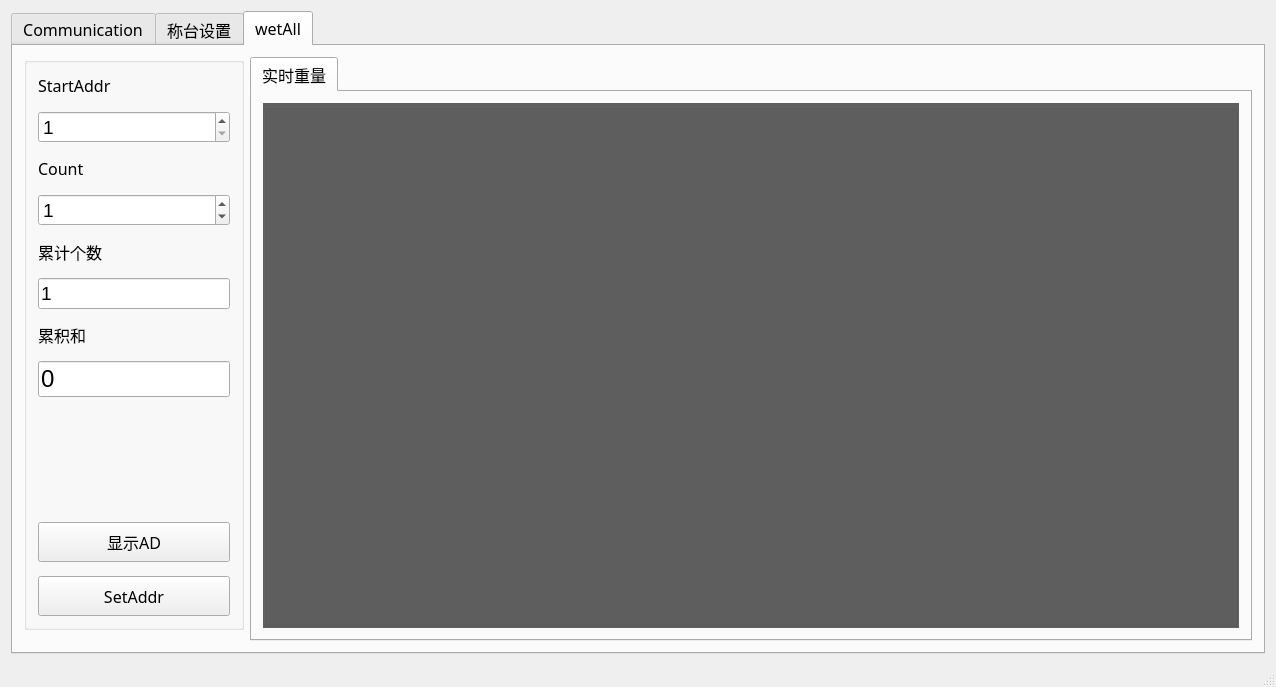
byteman/WFace, file mainwindow.ui: the form before one commit.
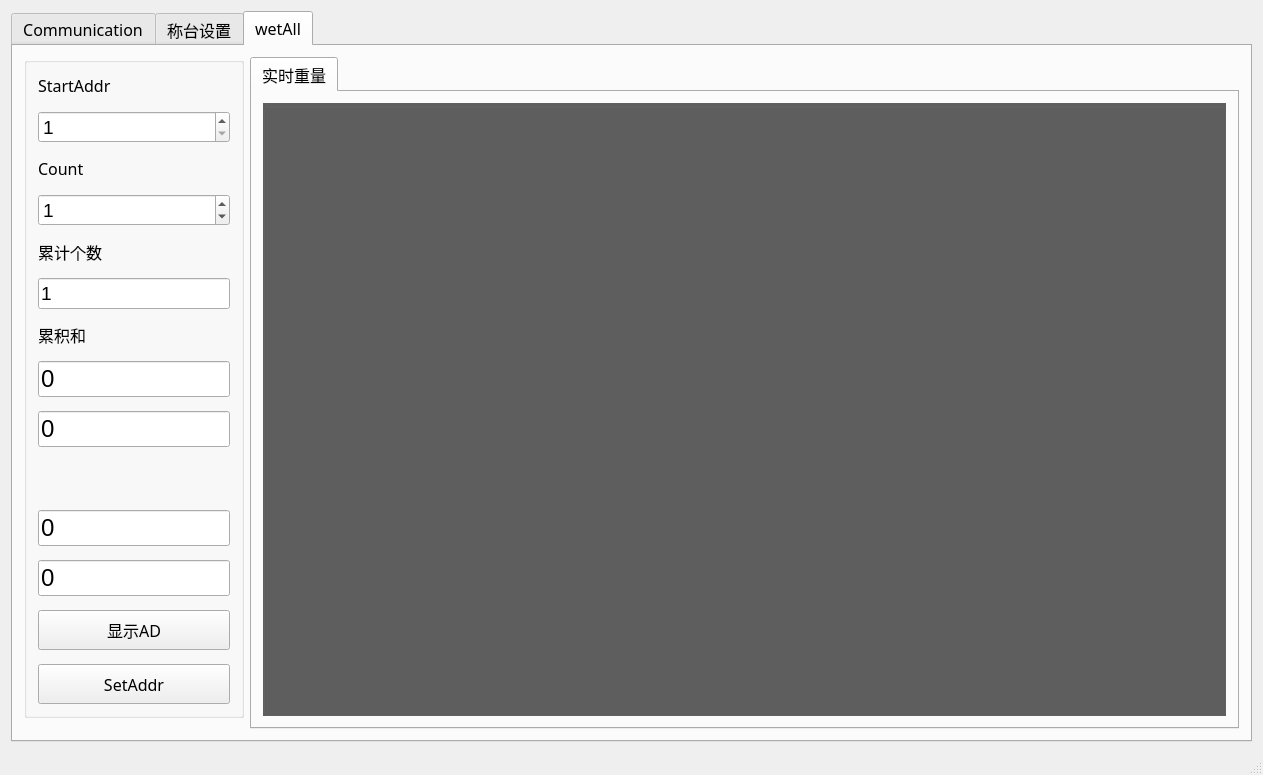
The form after the commit. The open tabs and pages were chosen to show the change.

The edit to the form file:
```diff
--- a/mainwindow.ui
+++ b/mainwindow.ui
@@ -6,8 +6,8 @@
    <rect>
     <x>0</x>
     <y>0</y>
-    <width>1276</width>
-    <height>687</height>
+    <width>1263</width>
+    <height>775</height>
    </rect>
   </property>
   <property name="sizePolicy">
@@ -683,6 +683,19 @@
                 </property>
                </widget>
               </item>
+              <item>
+               <widget class="QLineEdit" name="edtSum2">
+                <property name="font">
+                 <font>
+                  <family>Arial</family>
+                  <pointsize>18</pointsize>
+                 </font>
+                </property>
+                <property name="text">
+                 <string>0</string>
+                </property>
+               </widget>
+              </item>
               <item>
                <spacer name="verticalSpacer_3">
                 <property name="orientation">
@@ -696,6 +709,32 @@
                 </property>
                </spacer>
               </item>
+              <item>
+               <widget class="QLineEdit" name="edtSum3">
+                <property name="font">
+                 <font>
+                  <family>Arial</family>
+                  <pointsize>18</pointsize>
+                 </font>
+                </property>
+                <property name="text">
+                 <string>0</string>
+                </property>
+               </widget>
+              </item>
+              <item>
+               <widget class="QLineEdit" name="edtSum4">
+                <property name="font">
+                 <font>
+                  <family>Arial</family>
+                  <pointsize>18</pointsize>
+                 </font>
+                </property>
+                <property name="text">
+                 <string>0</string>
+                </property>
+               </widget>
+              </item>
               <item>
                <widget class="QPushButton" name="btnChange">
                 <property name="minimumSize">
```
Left out of the diff: 4 changed lines with no effect on the pictures.
